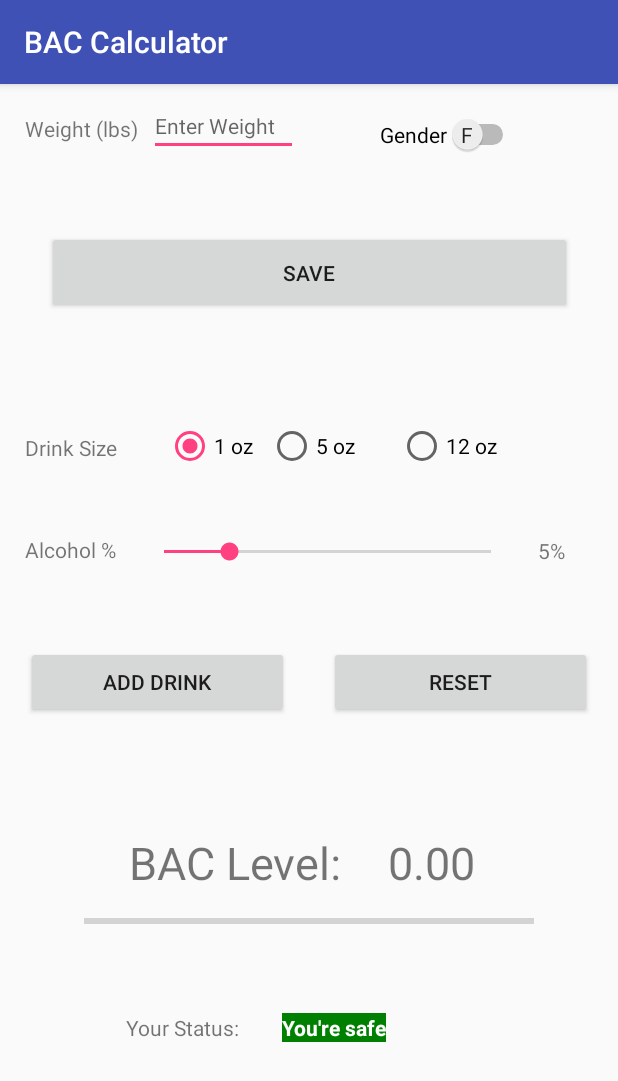
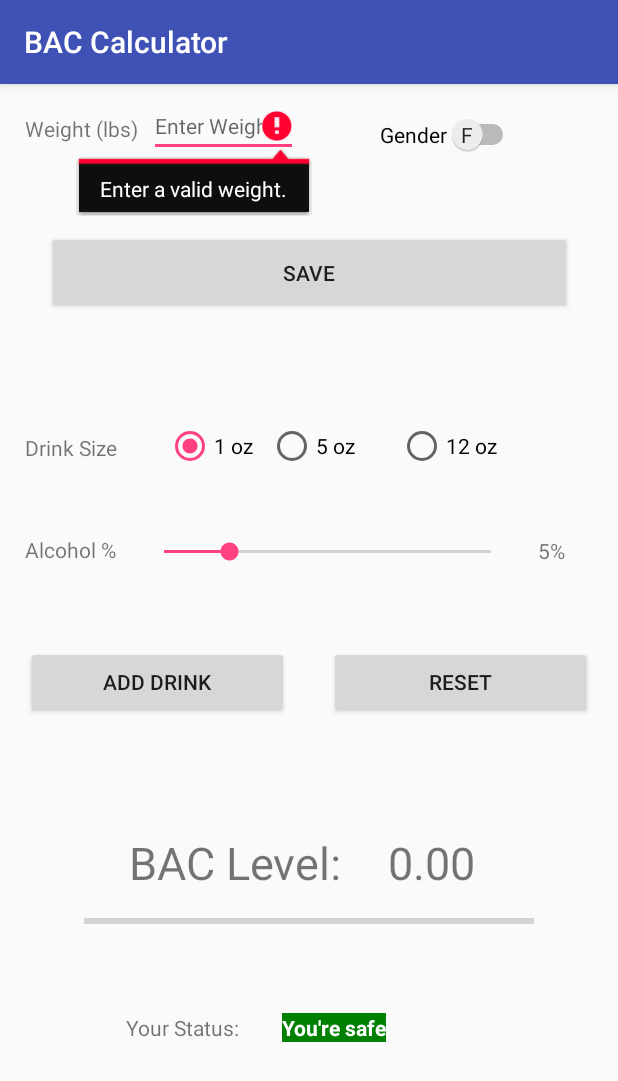
Before and after one commit to citrusspoon/ITCS_4180_Mobile_Dev, an Android app: the screen it shows after launch (MainActivity), after a tap on "SAVE", on a phone screen of 412 x 824 dp. Shown: the top 1081 px of the screen. Run offline under Robolectric (Android 15) with nearby library versions, the phone set to English and light mode, and no system bars.

Commit message:
Finishing touches

```diff
--- a/BACLevelCalculator/app/src/main/java/com/example/scott/baclevelcalculator/MainActivity.java
+++ b/BACLevelCalculator/app/src/main/java/com/example/scott/baclevelcalculator/MainActivity.java
@@ -3,8 +3,6 @@
 * HW1.zip
 * Scott Schreiber
 * */
-
-
 
 package com.example.scott.baclevelcalculator;
 
@@ -22,13 +20,10 @@ import android.widget.Switch;
 import android.widget.TextView;
 import android.widget.Toast;
 
-import org.w3c.dom.Text;
 
 import java.util.ArrayList;
 
 public class MainActivity extends AppCompatActivity {
-
-
 
     public class Drink {
 
@@ -94,19 +89,11 @@ public class MainActivity extends AppCompatActivity {
                     toast.show();
                 }
                 else {
-                    Context context = getApplicationContext();
-                    CharSequence text = "Invalid input";
-                    int duration = Toast.LENGTH_SHORT;
-
-                    //Toast.makeText(context, "", Toast.LENGTH_SHORT).show();
-                    Toast toast = Toast.makeText(context, text, duration);
-                    toast.show();
+                    weightInput.setError("Enter a valid weight.");
                 }
                 gender = genderSwitch.isChecked();
 
                 calculateBac(bacProgressBar, bacLevelText, statusText, addDrinkButton, saveButton);
-
-
             }
         });
 
```
